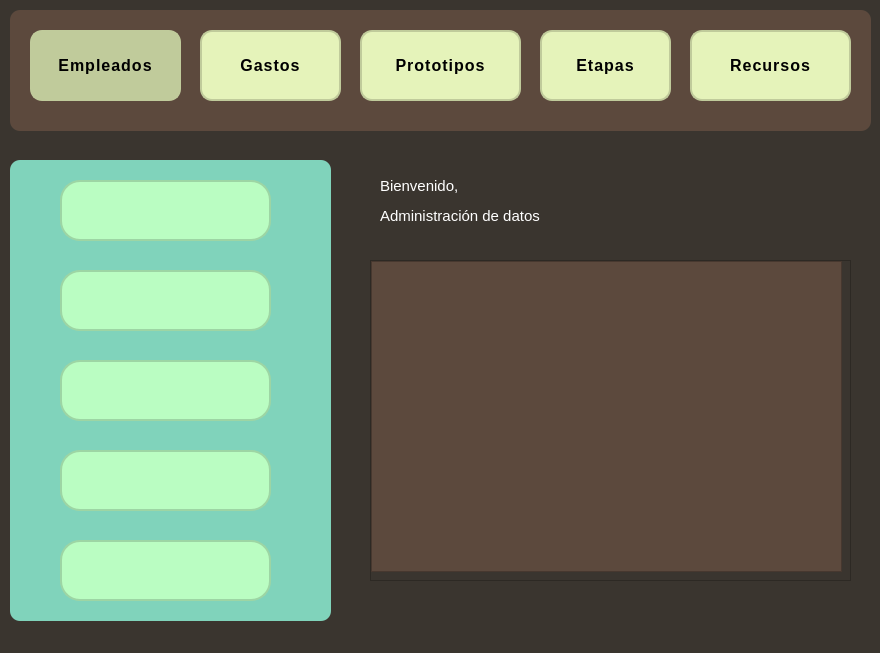
julinavas14/trabajo_programacion_sql, file V_E.ui: the form before one commit.
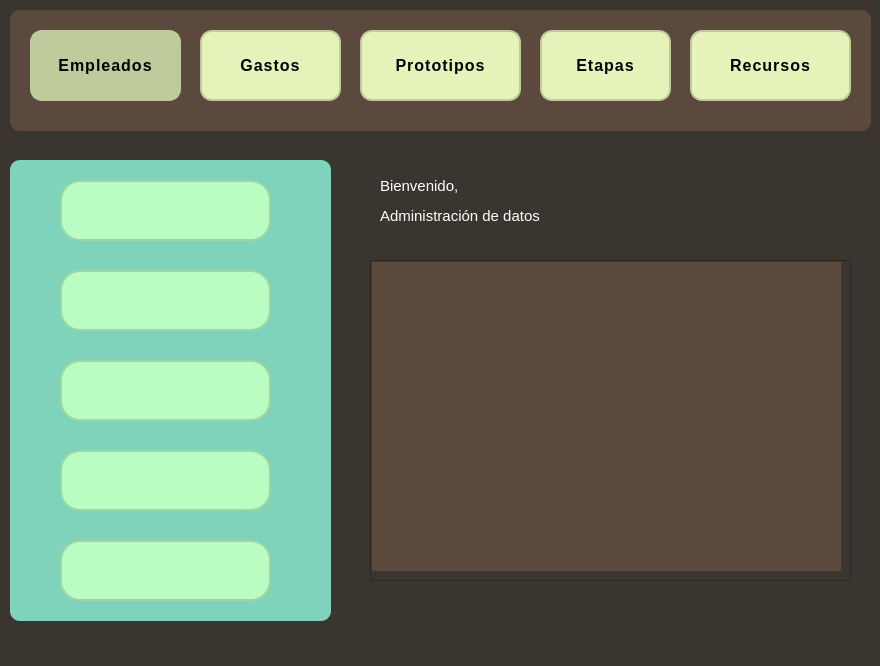
The form after the commit. Icons and pictures are not drawn.

Patch:
```diff
--- a/V_E.ui
+++ b/V_E.ui
@@ -7,7 +7,7 @@
     <x>0</x>
     <y>0</y>
     <width>880</width>
-    <height>653</height>
+    <height>666</height>
    </rect>
   </property>
   <property name="windowTitle">
```
